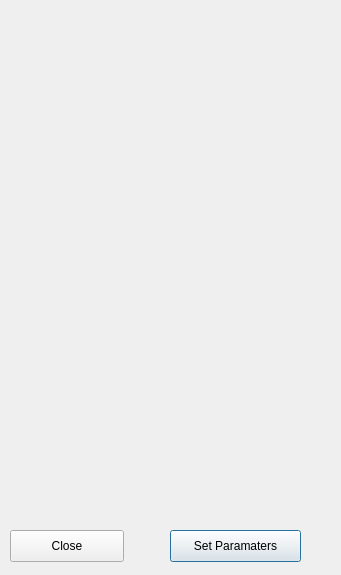
First picture: the form in Kod/Styr_m/Styr_m/mapGUI/paramwindow.ui, repository hansfilipelo/Kandidadprojekt, before the edit.
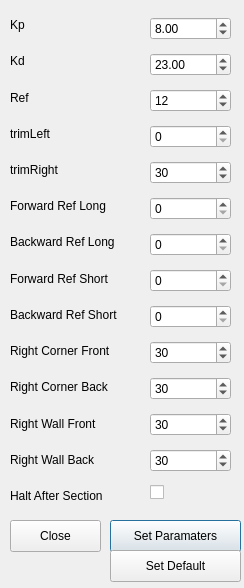
Second picture: the form after the edit.

Commit message: Working on updated graphical interface for setting parameters

Diff of the .ui file:
```diff
--- a/Kod/Styr_m/Styr_m/mapGUI/paramwindow.ui
+++ b/Kod/Styr_m/Styr_m/mapGUI/paramwindow.ui
@@ -6,8 +6,8 @@
    <rect>
     <x>0</x>
     <y>0</y>
-    <width>341</width>
-    <height>575</height>
+    <width>244</width>
+    <height>588</height>
    </rect>
   </property>
   <property name="windowTitle">
@@ -16,30 +16,208 @@
   <widget class="QWidget" name="verticalLayoutWidget">
    <property name="geometry">
     <rect>
-     <x>160</x>
-     <y>20</y>
-     <width>160</width>
-     <height>481</height>
+     <x>10</x>
+     <y>10</y>
+     <width>131</width>
+     <height>501</height>
     </rect>
    </property>
-   <layout class="QVBoxLayout" name="verticalLayout"/>
+   <layout class="QVBoxLayout" name="verticalLayout">
+    <item>
+     <widget class="QLabel" name="label_1">
+      <property name="text">
+       <string>Kp</string>
+      </property>
+     </widget>
+    </item>
+    <item>
+     <widget class="QLabel" name="label_2">
+      <property name="text">
+       <string>Kd</string>
+      </property>
+     </widget>
+    </item>
+    <item>
+     <widget class="QLabel" name="label_3">
+      <property name="text">
+       <string>Ref</string>
+      </property>
+     </widget>
+    </item>
+    <item>
+     <widget class="QLabel" name="label_4">
+      <property name="text">
+       <string>trimLeft</string>
+      </property>
+     </widget>
+    </item>
+    <item>
+     <widget class="QLabel" name="label_5">
+      <property name="text">
+       <string>trimRight</string>
+      </property>
+     </widget>
+    </item>
+    <item>
+     <widget class="QLabel" name="label_6">
+      <property name="text">
+       <string>Forward Ref Long</string>
+      </property>
+     </widget>
+    </item>
+    <item>
+     <widget class="QLabel" name="label_7">
+      <property name="text">
+       <string>Backward Ref Long</string>
+      </property>
+     </widget>
+    </item>
+    <item>
+     <widget class="QLabel" name="label_8">
+      <property name="text">
+       <string>Forward Ref Short</string>
+      </property>
+     </widget>
+    </item>
+    <item>
+     <widget class="QLabel" name="label_9">
+      <property name="text">
+       <string>Backward Ref Short</string>
+      </property>
+     </widget>
+    </item>
+    <item>
+     <widget class="QLabel" name="label_10">
+      <property name="text">
+       <string>Right Corner Front</string>
+      </property>
+     </widget>
+    </item>
+    <item>
+     <widget class="QLabel" name="label_11">
+      <property name="text">
+       <string>Right Corner Back</string>
+      </property>
+     </widget>
+    </item>
+    <item>
+     <widget class="QLabel" name="label_12">
+      <property name="text">
+       <string>Right Wall Front</string>
+      </property>
+     </widget>
+    </item>
+    <item>
+     <widget class="QLabel" name="label_13">
+      <property name="text">
+       <string>Right Wall Back</string>
+      </property>
+     </widget>
+    </item>
+    <item>
+     <widget class="QLabel" name="label_14">
+      <property name="text">
+       <string>Halt After Section</string>
+      </property>
+     </widget>
+    </item>
+   </layout>
   </widget>
   <widget class="QWidget" name="verticalLayoutWidget_2">
    <property name="geometry">
     <rect>
-     <x>20</x>
-     <y>20</y>
-     <width>114</width>
-     <height>481</height>
+     <x>150</x>
+     <y>10</y>
+     <width>81</width>
+     <height>501</height>
     </rect>
    </property>
-   <layout class="QVBoxLayout" name="verticalLayout_2"/>
+   <layout class="QVBoxLayout" name="verticalLayout_2">
+    <item>
+     <widget class="QDoubleSpinBox" name="kpSpinBox">
+      <property name="value">
+       <double>8.000000000000000</double>
+      </property>
+     </widget>
+    </item>
+    <item>
+     <widget class="QDoubleSpinBox" name="kdSpinBox">
+      <property name="value">
+       <double>23.000000000000000</double>
+      </property>
+     </widget>
+    </item>
+    <item>
+     <widget class="QSpinBox" name="refBox">
+      <property name="value">
+       <number>12</number>
+      </property>
+     </widget>
+    </item>
+    <item>
+     <widget class="QSpinBox" name="trimLeftBox"/>
+    </item>
+    <item>
+     <widget class="QSpinBox" name="trimRightBox">
+      <property name="value">
+       <number>30</number>
+      </property>
+     </widget>
+    </item>
+    <item>
+     <widget class="QSpinBox" name="fwdRefLongBox"/>
+    </item>
+    <item>
+     <widget class="QSpinBox" name="bwdRefLongBox"/>
+    </item>
+    <item>
+     <widget class="QSpinBox" name="fwdRefShortBox"/>
+    </item>
+    <item>
+     <widget class="QSpinBox" name="bwdRefShortBox"/>
+    </item>
+    <item>
+     <widget class="QSpinBox" name="rightCornerFrontBox">
+      <property name="value">
+       <number>30</number>
+      </property>
+     </widget>
+    </item>
+    <item>
+     <widget class="QSpinBox" name="rightCornerBackBox">
+      <property name="value">
+       <number>30</number>
+      </property>
+     </widget>
+    </item>
+    <item>
+     <widget class="QSpinBox" name="rightWallFrontBox">
+      <property name="value">
+       <number>30</number>
+      </property>
+     </widget>
+    </item>
+    <item>
+     <widget class="QSpinBox" name="rightWallBackBox">
+      <property name="value">
+       <number>30</number>
+      </property>
+     </widget>
+    </item>
+    <item>
+     <widget class="QCheckBox" name="haltBox">
+      <property name="text">
+       <string/>
+      </property>
+     </widget>
+    </item>
+   </layout>
   </widget>
   <widget class="QPushButton" name="pushButton">
    <property name="geometry">
     <rect>
-     <x>170</x>
-     <y>530</y>
+     <x>110</x>
+     <y>520</y>
      <width>131</width>
      <height>32</height>
     </rect>
@@ -52,8 +230,8 @@
    <property name="geometry">
     <rect>
      <x>10</x>
-     <y>530</y>
-     <width>114</width>
+     <y>520</y>
+     <width>91</width>
      <height>32</height>
     </rect>
    </property>
@@ -61,6 +239,19 @@
     <string>Close</string>
    </property>
   </widget>
+  <widget class="QPushButton" name="setDefaultButton">
+   <property name="geometry">
+    <rect>
+     <x>110</x>
+     <y>550</y>
+     <width>131</width>
+     <height>32</height>
+    </rect>
+   </property>
+   <property name="text">
+    <string>Set Default</string>
+   </property>
+  </widget>
  </widget>
  <resources/>
  <connections/>
```
Left out of the diff: 4 changed lines with no effect on the pictures. The commit also changes 7 other files.
